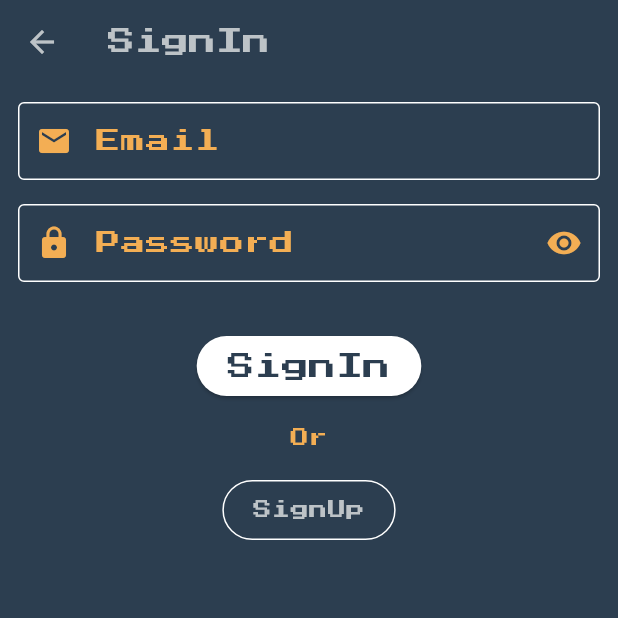
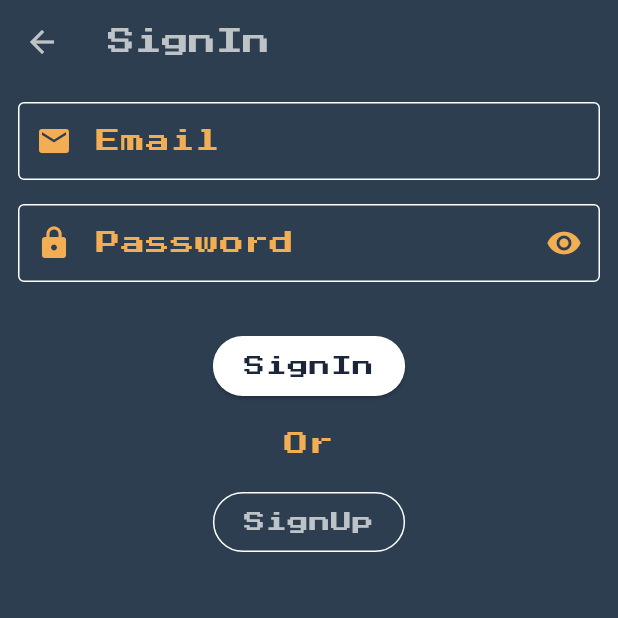
Before and after one commit to FaaiqKhan/muscles_builder, a Flutter app: the screen it shows after launch, after a tap on "SignIn", on a phone screen of 412 x 824 dp, the top half of it. Run offline on Flutter 3.47's test engine with Material 3 defaults, Android fonts, the phone set to English and light mode, and no system bars; our stand-ins replace bloc, equatable, firebase_auth, firebase_core, flutter_bloc, google_mobile_ads and 2 more; missing offline and left inert: flame, flame_audio; accounts and stored records are empty; network calls fail.

Commit message:
updates in screens

```diff
--- a/lib/screens/sign_in_screen.dart
+++ b/lib/screens/sign_in_screen.dart
@@ -146,12 +146,20 @@ class SignInScreen extends StatelessWidget with Validator {
                             AutovalidateMode.always,
                           );
                         },
-                        child: const Text("SignIn"),
+                        child: Text(
+                          "SignIn",
+                          style: Theme.of(context)
+                              .textTheme
+                              .labelSmall
+                              ?.copyWith(
+                                color: Theme.of(context).colorScheme.secondary,
+                              ),
+                        ),
                       ),
                       const SizedBox(height: Spacings.contentSpacingOf16),
                       Text(
                         "Or",
-                        style: Theme.of(context).textTheme.bodySmall?.copyWith(
+                        style: Theme.of(context).textTheme.bodyLarge?.copyWith(
                               color:
                                   Theme.of(context).colorScheme.onPrimaryFixed,
                             ),
@@ -167,7 +175,7 @@ class SignInScreen extends StatelessWidget with Validator {
                           "SignUp",
                           style: Theme.of(context)
                               .textTheme
-                              .bodySmall
+                              .labelSmall
                               ?.copyWith(
                                 color: Theme.of(context).colorScheme.onPrimary,
                               ),
```
Also changed, not shown: lib/constants/globals.dart (+8 -0 lines), assets/gifs/loading2.gif (added), assets/gifs/loading3.gif (added), assets/gifs/loading4.gif (added), assets/gifs/loading5.gif (added), assets/gifs/loading6.gif (added), assets/gifs/loading7.gif (added), assets/gifs/loading8.gif (added), assets/gifs/loading9.gif (added).
